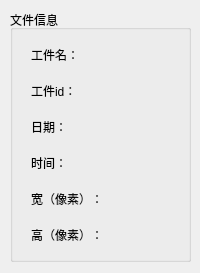
pigundermoon/industry, file ui_imageinfo.ui: the form before one commit.
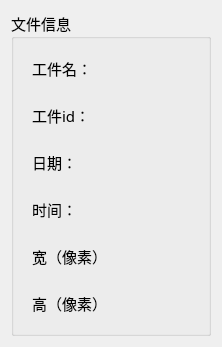
The form after the commit.

```diff
--- a/ui_imageinfo.ui
+++ b/ui_imageinfo.ui
@@ -6,21 +6,21 @@
    <rect>
     <x>0</x>
     <y>0</y>
-    <width>200</width>
-    <height>273</height>
+    <width>222</width>
+    <height>316</height>
    </rect>
   </property>
   <property name="windowTitle">
    <string>Dialog</string>
   </property>
+  <layout class="QHBoxLayout" name="horizontalLayout_7">
+   <item>
   <widget class="QGroupBox" name="groupBox">
-   <property name="geometry">
-    <rect>
-     <x>10</x>
-     <y>10</y>
-     <width>181</width>
-     <height>252</height>
-    </rect>
+     <property name="font">
+      <font>
+       <family>微软雅黑</family>
+       <pointsize>11</pointsize>
+      </font>
    </property>
    <property name="title">
     <string>文件信息</string>
@@ -227,6 +227,8 @@
    <zorder>widget_5</zorder>
    <zorder>widget_6</zorder>
   </widget>
+   </item>
+  </layout>
  </widget>
  <resources/>
  <connections/>
```
Left out of the diff: 1 changed line with no effect on the pictures. Lines whose indentation alone changed are shown as unchanged.
